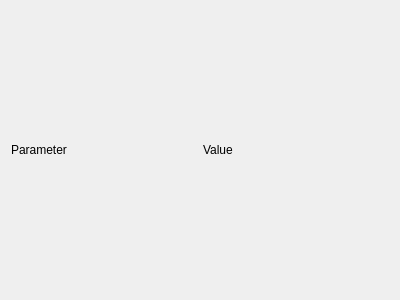
First picture: the form in ui/ExternalScannedParameterUi.ui, repository MonroeQuantumNetworks/IonControl, before the edit.
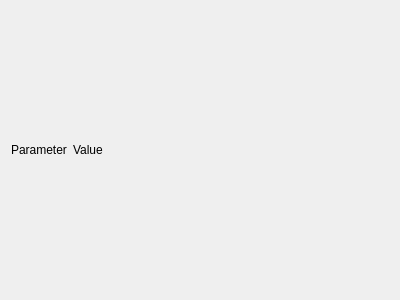
Second picture: the form after the edit.

Commit message: ExternalParameterUi done. Still needs to be made persistent.

```diff
--- a/ui/ExternalScannedParameterUi.ui
+++ b/ui/ExternalScannedParameterUi.ui
@@ -23,6 +23,12 @@
    </item>
    <item row="0" column="1">
     <widget class="QLabel" name="label_2">
+     <property name="sizePolicy">
+      <sizepolicy hsizetype="Preferred" vsizetype="Preferred">
+       <horstretch>1</horstretch>
+       <verstretch>0</verstretch>
+      </sizepolicy>
+     </property>
      <property name="text">
       <string>Value</string>
      </property>
```
The commit also changes 6 other files.
